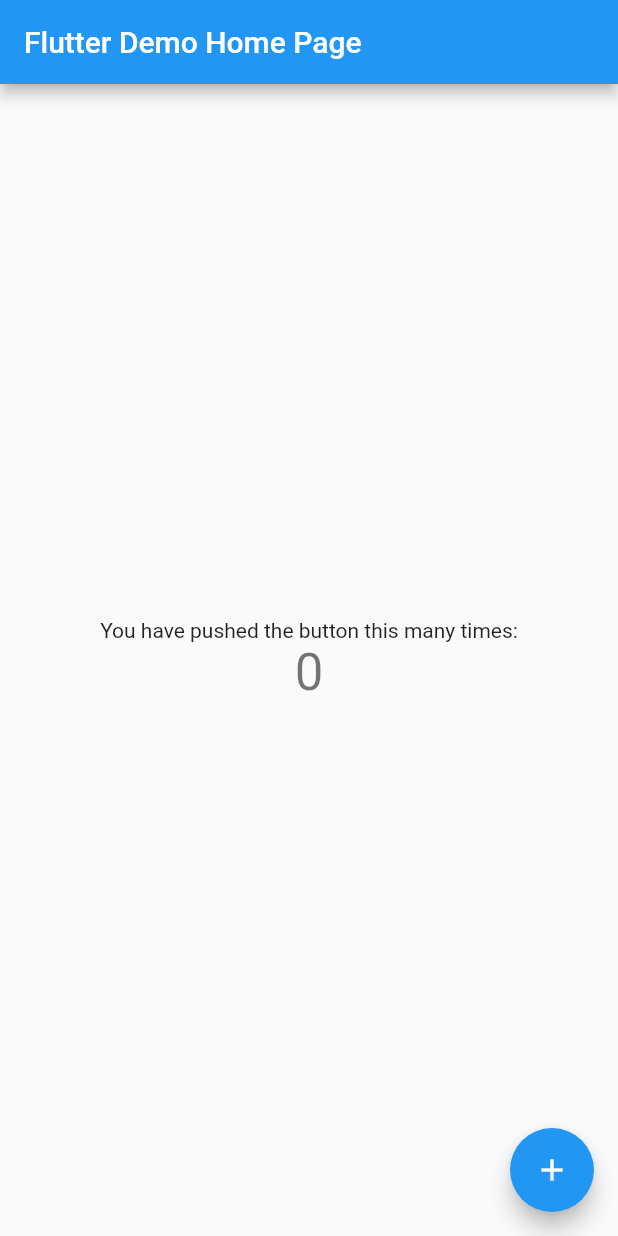
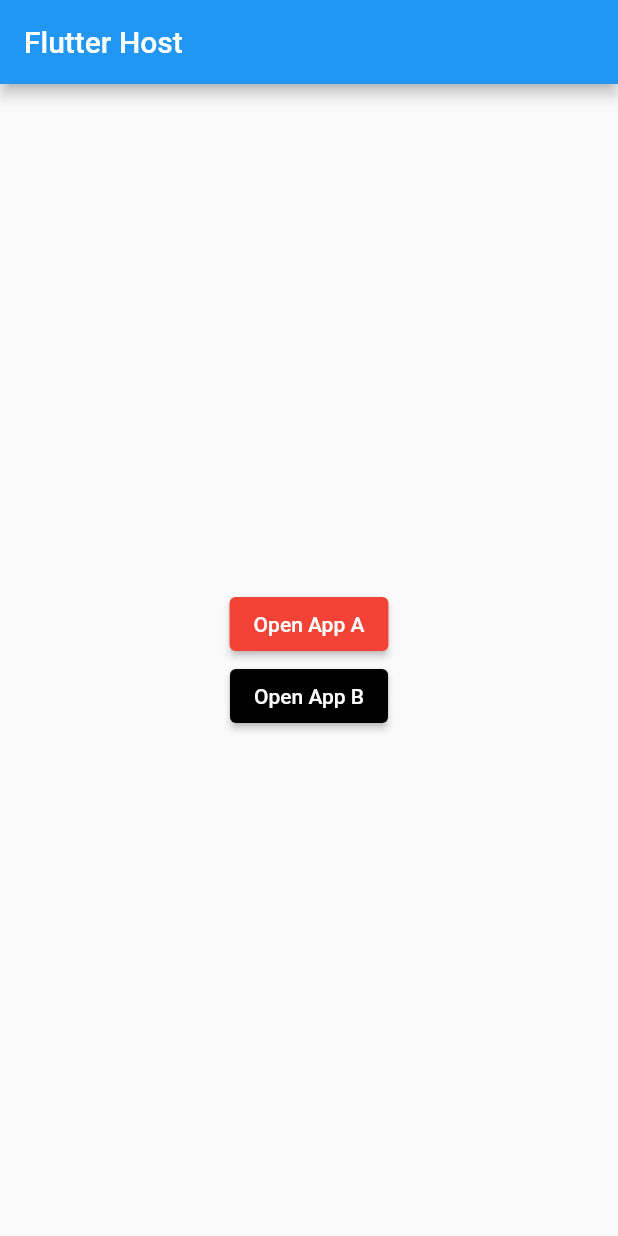
Before and after one commit to Limvunhoy/flutter_host, a Flutter app: the screen it shows after launch, on a phone screen of 412 x 824 dp. Run offline on Flutter 3.47's test engine with Material 2 defaults, Android fonts, the phone set to English and light mode, and no system bars; missing offline and left inert: app_a, app_b.

```diff
--- /dev/null
+++ b/lib/feature/view/home_page.dart
@@ -0,0 +1,59 @@
+import 'package:flutter/material.dart';
+import 'package:app_a/main.dart' as appA;
+import 'package:app_b/feature/view/home_page.dart' as appBHomePage;
+import 'package:app_a/feature/view/home_page.dart' as appAHomePage;
+import 'package:app_b/main.dart' as appB;
+
+class HomePage extends StatelessWidget {
+  const HomePage({Key? key}) : super(key: key);
+
+  @override
+  Widget build(BuildContext context) {
+    return Scaffold(
+        appBar: AppBar(
+          title: const Text("Flutter Host"),
+          foregroundColor: Colors.white,
+        ),
+        body: Center(
+          child: Column(
+            mainAxisAlignment: MainAxisAlignment.center,
+            children: [
+              ElevatedButton(
+                style: ElevatedButton.styleFrom(
+                  primary: Colors.red,
+                ),
+                child: const Text("Open App A"),
+                onPressed: () {
+                  Navigator.push(
+                    context,
+                    MaterialPageRoute(
+                        builder: (context) => const appAHomePage.HomePage()
+                        // Scaffold(
+                        //     appBar: AppBar(
+                        //       title: const Text("Test"),
+                        //     ),
+                        //     backgroundColor: Colors.red),
+                        ),
+                  );
+                },
+              ),
+              ElevatedButton(
+                child: const Text("Open App B"),
+                style: ElevatedButton.styleFrom(
+                  primary: Colors.black,
+                ),
+                onPressed: () {
+                  Navigator.push(
+                    context,
+                    MaterialPageRoute(
+                        builder: (context) => const appBHomePage.HomePage()
+                        // const appB.MyApp(),
+                        ),
+                  );
+                },
+              ),
+            ],
+          ),
+        ));
+  }
+}
--- a/lib/main.dart
+++ b/lib/main.dart
@@ -1,4 +1,5 @@
 import 'package:flutter/material.dart';
+import 'package:flutter_host/feature/view/home_page.dart';
 
 void main() => runApp(const MyApp());
 
@@ -11,102 +12,9 @@ class MyApp extends StatelessWidget {
     return MaterialApp(
       title: 'Flutter Demo',
       theme: ThemeData(
-        // This is the theme of your application.
-        //
-        // Try running your application with "flutter run". You'll see the
-        // application has a blue toolbar. Then, without quitting the app, try
-        // changing the primarySwatch below to Colors.green and then invoke
-        // "hot reload" (press "r" in the console where you ran "flutter run",
-        // or press Run > Flutter Hot Reload in a Flutter IDE). Notice that the
-        // counter didn't reset back to zero; the application is not restarted.
         primarySwatch: Colors.blue,
       ),
-      home: const MyHomePage(title: 'Flutter Demo Home Page'),
+      home: const HomePage(),
     );
   }
 }
-
-class MyHomePage extends StatefulWidget {
-  const MyHomePage({Key? key, required this.title}) : super(key: key);
-
-  // This widget is the home page of your application. It is stateful, meaning
-  // that it has a State object (defined below) that contains fields that affect
-  // how it looks.
-
-  // This class is the configuration for the state. It holds the values (in this
-  // case the title) provided by the parent (in this case the App widget) and
-  // used by the build method of the State. Fields in a Widget subclass are
-  // always marked "final".
-
-  final String title;
-
-  @override
-  State<MyHomePage> createState() => _MyHomePageState();
-}
-
-class _MyHomePageState extends State<MyHomePage> {
-  int _counter = 0;
-
-  void _incrementCounter() {
-    setState(() {
-      // This call to setState tells the Flutter framework that something has
-      // changed in this State, which causes it to rerun the build method below
-      // so that the display can reflect the updated values. If we changed
-      // _counter without calling setState(), then the build method would not be
-      // called again, and so nothing would appear to happen.
-      _counter++;
-    });
-  }
-
-  @override
-  Widget build(BuildContext context) {
-    // This method is rerun every time setState is called, for instance as done
-    // by the _incrementCounter method above.
-    //
-    // The Flutter framework has been optimized to make rerunning build methods
-    // fast, so that you can just rebuild anything that needs updating rather
-    // than having to individually change instances of widgets.
-    return Scaffold(
-      appBar: AppBar(
-        // Here we take the value from the MyHomePage object that was created by
-        // the App.build method, and use it to set our appbar title.
-        title: Text(widget.title),
-      ),
-      body: Center(
-        // Center is a layout widget. It takes a single child and positions it
-        // in the middle of the parent.
-        child: Column(
-          // Column is also a layout widget. It takes a list of children and
-          // arranges them vertically. By default, it sizes itself to fit its
-          // children horizontally, and tries to be as tall as its parent.
-          //
-          // Invoke "debug painting" (press "p" in the console, choose the
-          // "Toggle Debug Paint" action from the Flutter Inspector in Android
-          // Studio, or the "Toggle Debug Paint" command in Visual Studio Code)
-          // to see the wireframe for each widget.
-          //
-          // Column has various properties to control how it sizes itself and
-          // how it positions its children. Here we use mainAxisAlignment to
-          // center the children vertically; the main axis here is the vertical
-          // axis because Columns are vertical (the cross axis would be
-          // horizontal).
-          mainAxisAlignment: MainAxisAlignment.center,
-          children: <Widget>[
-            const Text(
-              'You have pushed the button this many times:',
-            ),
-            Text(
-              '$_counter',
-              style: Theme.of(context).textTheme.headline4,
-            ),
-          ],
-        ),
-      ),
-      floatingActionButton: FloatingActionButton(
-        onPressed: _incrementCounter,
-        tooltip: 'Increment',
-        child: const Icon(Icons.add),
-      ), // This trailing comma makes auto-formatting nicer for build methods.
-    );
-  }
-}
```
Also changed, not shown: pubspec.yaml (+10 -1 lines), pubspec.lock.
